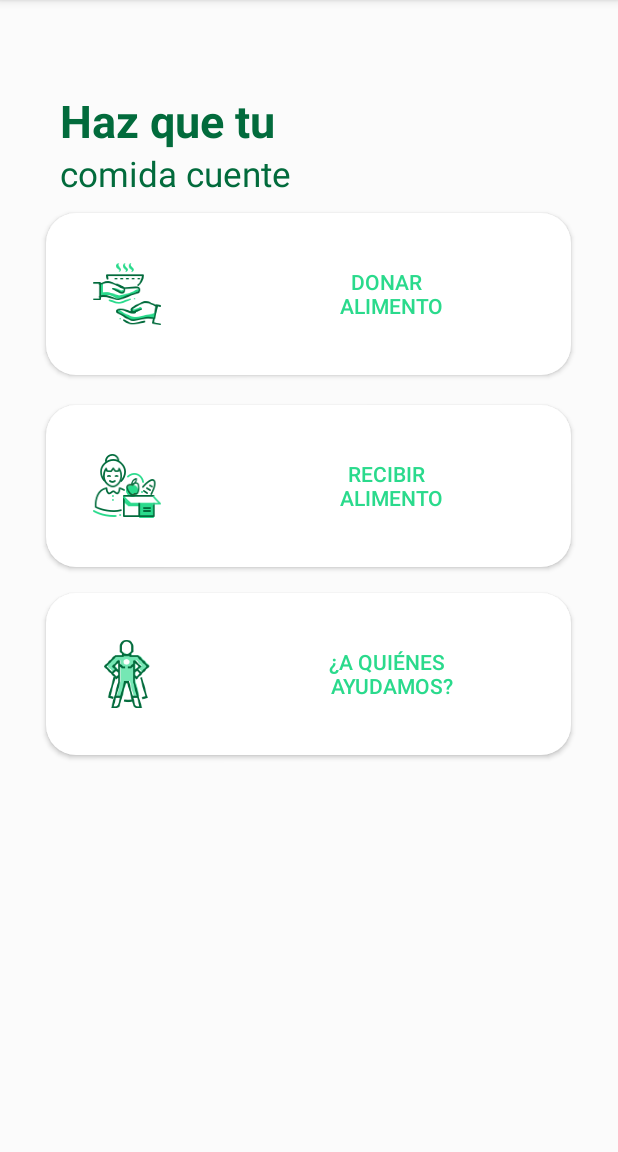
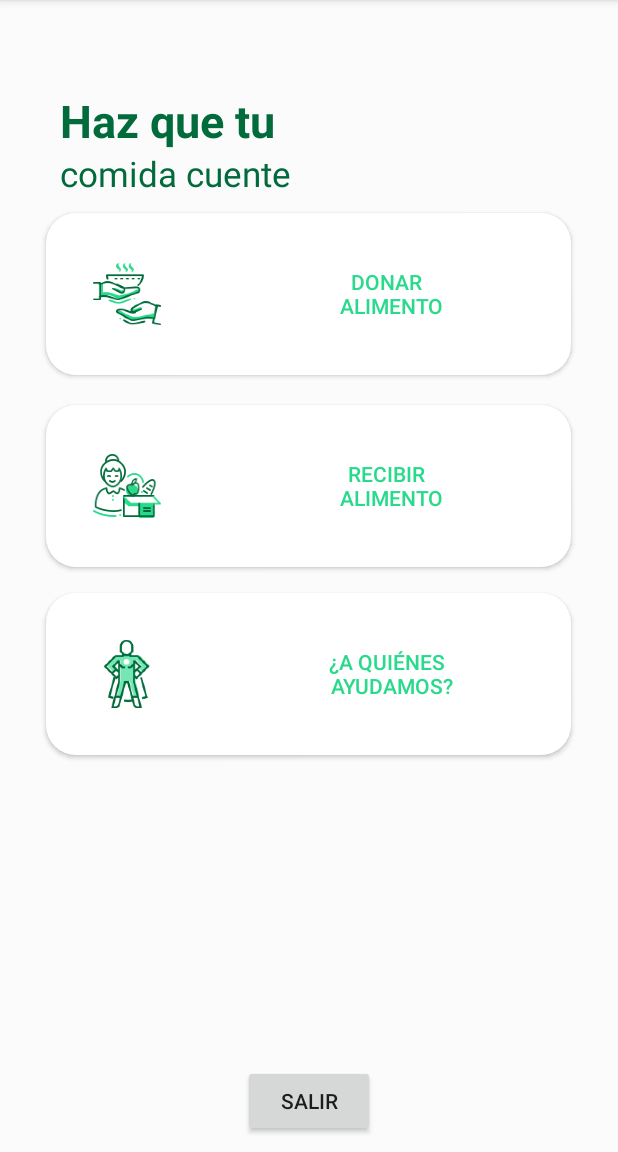
Before and after one commit to CardeDeveloper/sicomparto-android, an Android app: the Activity_Dashboard screen opened directly, with no data from a screen before it, on a phone screen of 412 x 824 dp, the part 84-1236 px from its top. Run offline under Robolectric (Android 15) with nearby library versions, the phone set to English and light mode, and no system bars; our stand-ins replace Firebase (no records; nobody signed in at launch, a user with empty details on screens opened directly); libraries missing offline, so code that uses them is left out: com.facebook, com.facebook.login.

Commit message:
salir y token

```diff
--- a/app/src/main/java/com/iteso/proyecto_pdm/Activity_Dashboard.java
+++ b/app/src/main/java/com/iteso/proyecto_pdm/Activity_Dashboard.java
@@ -1,13 +1,17 @@
 package com.iteso.proyecto_pdm;
 
 import android.content.Intent;
+import android.content.SharedPreferences;
 import android.support.v7.app.AppCompatActivity;
 import android.os.Bundle;
 import android.view.View;
 import android.widget.Button;
 
+import com.facebook.login.LoginManager;
+import com.google.firebase.auth.FirebaseAuth;
+
 public class Activity_Dashboard extends AppCompatActivity {
-    Button donar, recibir, quienes;
+    Button donar, recibir, quienes, salir;
     @Override
     protected void onCreate(Bundle savedInstanceState) {
         super.onCreate(savedInstanceState);
@@ -15,6 +19,7 @@ public class Activity_Dashboard extends AppCompatActivity {
         donar = findViewById(R.id.activity_dashboard_donar);
         recibir = findViewById(R.id.activity_dashboard_recibir);
         quienes = findViewById(R.id.activity_dashboard_aQuienesAyudamos);
+        salir = findViewById(R.id.activity_dashboard_salir);
 
         donar.setOnClickListener(new View.OnClickListener() {
             @Override
@@ -39,5 +44,19 @@ public class Activity_Dashboard extends AppCompatActivity {
                 startActivity(intent);
             }
         });
+
+        salir.setOnClickListener(new View.OnClickListener() {
+            @Override
+            public void onClick(View v) {
+                FirebaseAuth.getInstance().signOut();
+                LoginManager.getInstance().logOut();
+                SharedPreferences settings = getSharedPreferences(Constants.MAIN_PACKAGE, MODE_PRIVATE);
+                settings.edit().clear().commit();
+
+                Intent intent = new Intent(Activity_Dashboard.this,LoginActivity.class);
+                startActivity(intent);
+                finish();
+            }
+        });
     }
 }
--- a/app/src/main/java/com/iteso/proyecto_pdm/LoginActivity.java
+++ b/app/src/main/java/com/iteso/proyecto_pdm/LoginActivity.java
@@ -47,8 +47,8 @@ public class LoginActivity extends AppCompatActivity {
     protected void onCreate(Bundle savedInstanceState) {
         super.onCreate(savedInstanceState);
         setContentView(R.layout.activity_login);
-        FirebaseAuth.getInstance().signOut();
-        LoginManager.getInstance().logOut();
+        //FirebaseAuth.getInstance().signOut();
+        //LoginManager.getInstance().logOut();
         login  = (Button) findViewById(R.id.activity_login_btn);
         correo = findViewById(R.id.login_activity_email);
         pass = findViewById(R.id.login_activity_pass);
@@ -225,7 +225,7 @@ public class LoginActivity extends AppCompatActivity {
         SharedPreferences.Editor editor = sharedPreferences.edit();
         editor.putString(Constants.TOKEN_PREFERENCE, token);
         editor.apply(); //apply asincrono , commit sincrono*/
-
+        Log.e("usuario_token", token);
         Intent intent = new Intent(LoginActivity.this, Activity_Dashboard.class);
         startActivity(intent);
     }
--- a/app/src/main/res/layout/activity__dashboard.xml
+++ b/app/src/main/res/layout/activity__dashboard.xml
@@ -72,4 +72,14 @@
 
         />
 
+    <Button
+        android:id="@+id/activity_dashboard_salir"
+        android:layout_width="wrap_content"
+        android:layout_height="wrap_content"
+        android:text="Salir"
+        android:layout_centerHorizontal="true"
+        android:layout_alignParentTop="false"
+        android:layout_alignParentBottom="true"
+        />
+
 </RelativeLayout>
```
